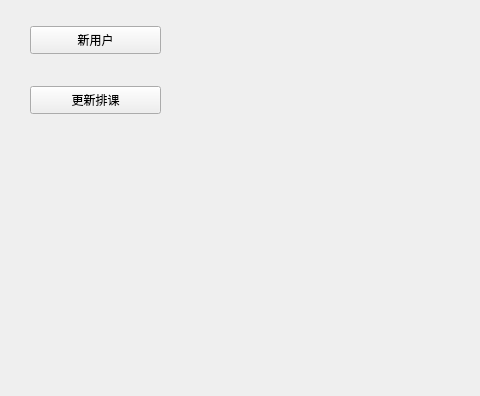
This is GUI/mainWin.ui in Holy-Shine/Acrotest as Qt 5 draws it before an edit; both pictures show x 0 to 480 and y 204 to 600 of the 800 by 600 pixel window. The edited form follows.
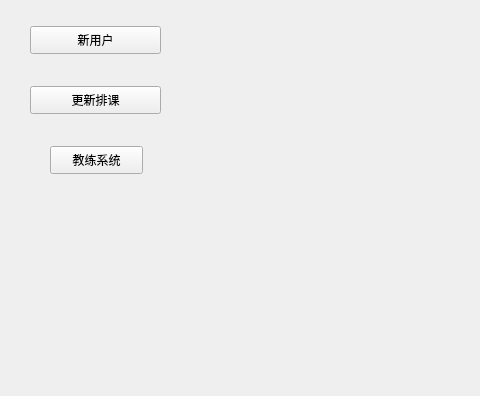
This is the edited form.

Commit message: 增加了教练系统

What changed in the file:
```diff
--- a/GUI/mainWin.ui
+++ b/GUI/mainWin.ui
@@ -40,6 +40,19 @@
      <string>更新排课</string>
     </property>
    </widget>
+   <widget class="QPushButton" name="btn_syscoach">
+    <property name="geometry">
+     <rect>
+      <x>50</x>
+      <y>350</y>
+      <width>93</width>
+      <height>28</height>
+     </rect>
+    </property>
+    <property name="text">
+     <string>教练系统</string>
+    </property>
+   </widget>
   </widget>
   <widget class="QStatusBar" name="statusbar"/>
  </widget>
```
Left out of the diff: 6 changed lines with no effect on the pictures. The commit also changes 29 other files.
